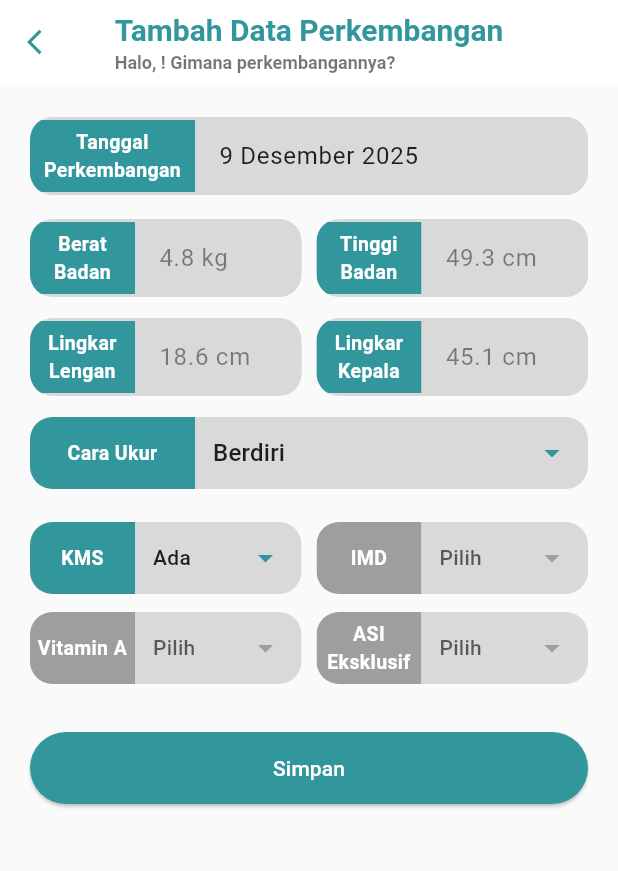
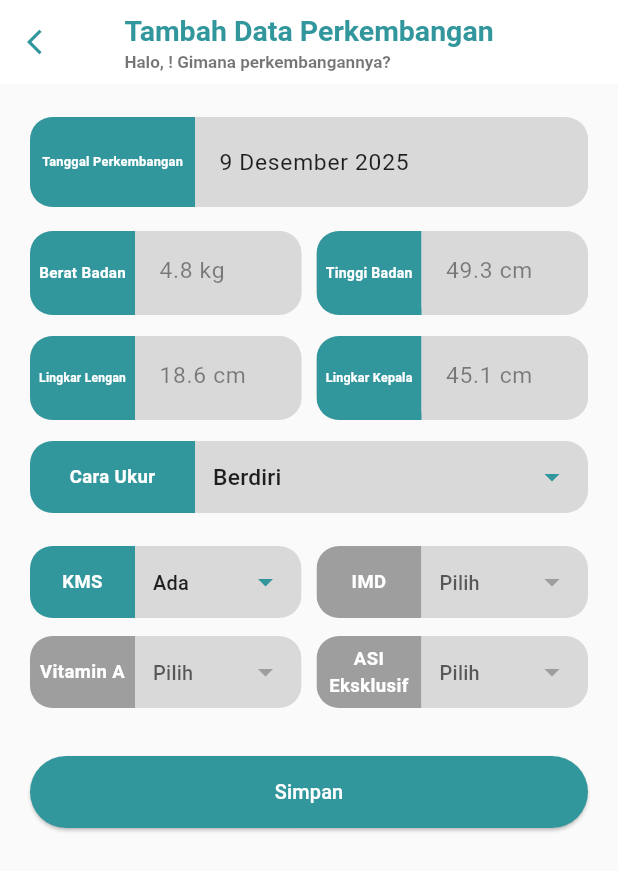
Before and after one commit to Defarrel/Posyandu_app, a Flutter app: the TambahPerkembanganBalita screen opened directly with empty values, on a phone screen of 412 x 824 dp. Shown: the top 871 px of the screen. Run offline on Flutter 3.47's test engine with Material 3 defaults, Android fonts, the phone set to English and light mode, and no system bars; our stand-ins replace camera, dartz, flutter_secure_storage, image_picker, lottie, pdf and 3 more; missing offline and left inert: syncfusion_flutter_pdf, syncfusion_flutter_xlsio; accounts and stored records are empty; network calls fail.

Commit message:
Menambahkan validasi rt/rt dan fix font di semua hp

```diff
--- a/lib/core/components/custom_texfield2.dart
+++ b/lib/core/components/custom_texfield2.dart
@@ -9,7 +9,6 @@ class CustomTextField2 extends StatelessWidget {
   final TextInputType keyboardType;
   final String? errorText;
   final Function(String)? onChanged;
-
 
   const CustomTextField2({
     super.key,
@@ -35,13 +34,20 @@ class CustomTextField2 extends StatelessWidget {
               color: const Color(0xFFD9D9D9),
             ),
             clipBehavior: Clip.antiAlias,
+            child: IntrinsicHeight(
               child: Row(
+                crossAxisAlignment: CrossAxisAlignment.stretch,
                 children: [
                   Container(
                     width: 70,
-                  height: maxLines > 1 ? 70 : 48,
+                    padding: const EdgeInsets.symmetric(
+                      horizontal: 6,
+                      vertical: 10,
+                    ),
                     alignment: Alignment.center,
                     color: AppColors.primary,
+                    child: FittedBox(
+                      fit: BoxFit.scaleDown,
                       child: Text(
                         label,
                         textAlign: TextAlign.center,
@@ -52,6 +58,8 @@ class CustomTextField2 extends StatelessWidget {
                         ),
                       ),
                     ),
+                  ),
+
                   Expanded(
                     child: TextField(
                       controller: controller,
@@ -74,6 +82,8 @@ class CustomTextField2 extends StatelessWidget {
                 ],
               ),
             ),
+          ),
+
           if (errorText != null)
             Padding(
               padding: const EdgeInsets.only(left: 8, top: 4),
--- a/lib/core/components/custom_textfield.dart
+++ b/lib/core/components/custom_textfield.dart
@@ -36,13 +36,19 @@ class CustomTextFieldBalita extends StatelessWidget {
               color: const Color(0xFFD9D9D9),
             ),
             clipBehavior: Clip.antiAlias,
+            child: IntrinsicHeight(
               child: Row(
                 children: [
                   Container(
                     width: 110,
-                  height: maxLines > 1 ? 70 : 48,
+                    padding: const EdgeInsets.symmetric(
+                      horizontal: 8,
+                      vertical: 12,
+                    ),
                     alignment: Alignment.center,
                     color: AppColors.primary,
+                    child: FittedBox(
+                      fit: BoxFit.scaleDown,
                       child: Text(
                         label,
                         textAlign: TextAlign.center,
@@ -50,6 +56,7 @@ class CustomTextFieldBalita extends StatelessWidget {
                           color: Colors.white,
                           fontWeight: FontWeight.bold,
                           fontSize: 13,
+                        ),
                       ),
                     ),
                   ),
@@ -79,6 +86,7 @@ class CustomTextFieldBalita extends StatelessWidget {
                 ],
               ),
             ),
+          ),
 
           if (errorText != null)
             Padding(
```
Also changed, not shown: lib/main.dart (+12 -0 lines), lib/presentation/balita/tambah_balita_screen.dart (+15 -4 lines), lib/presentation/kelulusan/detail_kelulusan_screen.dart (+19 -11 lines). Lines whose indentation alone changed are shown as unchanged.
